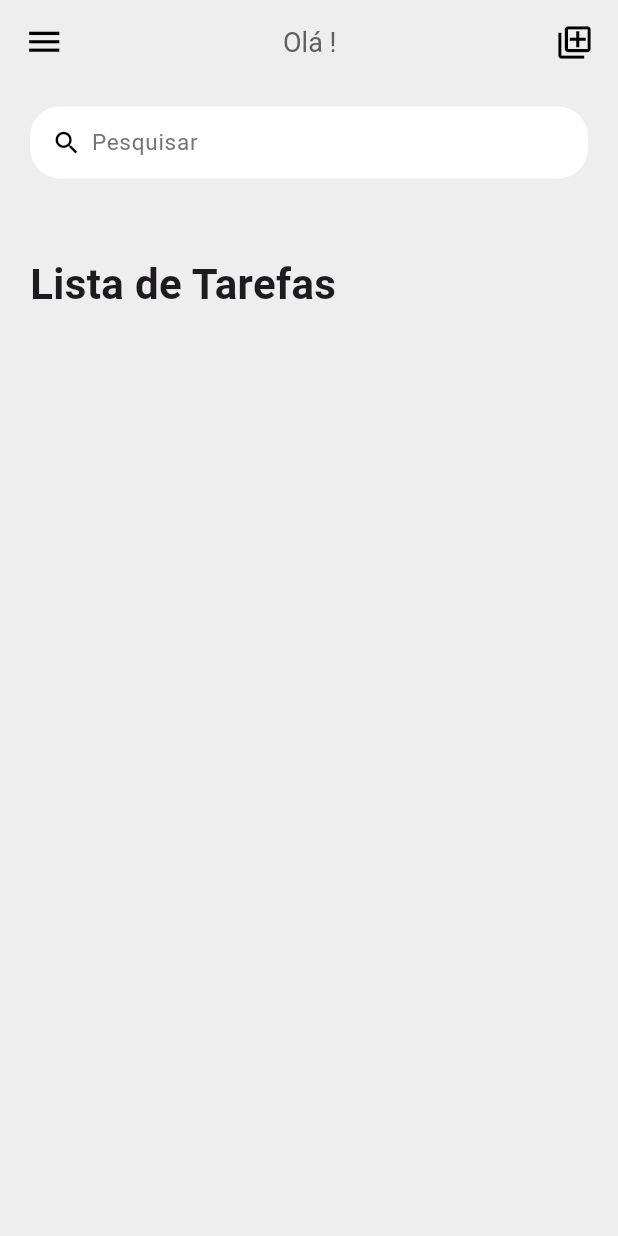
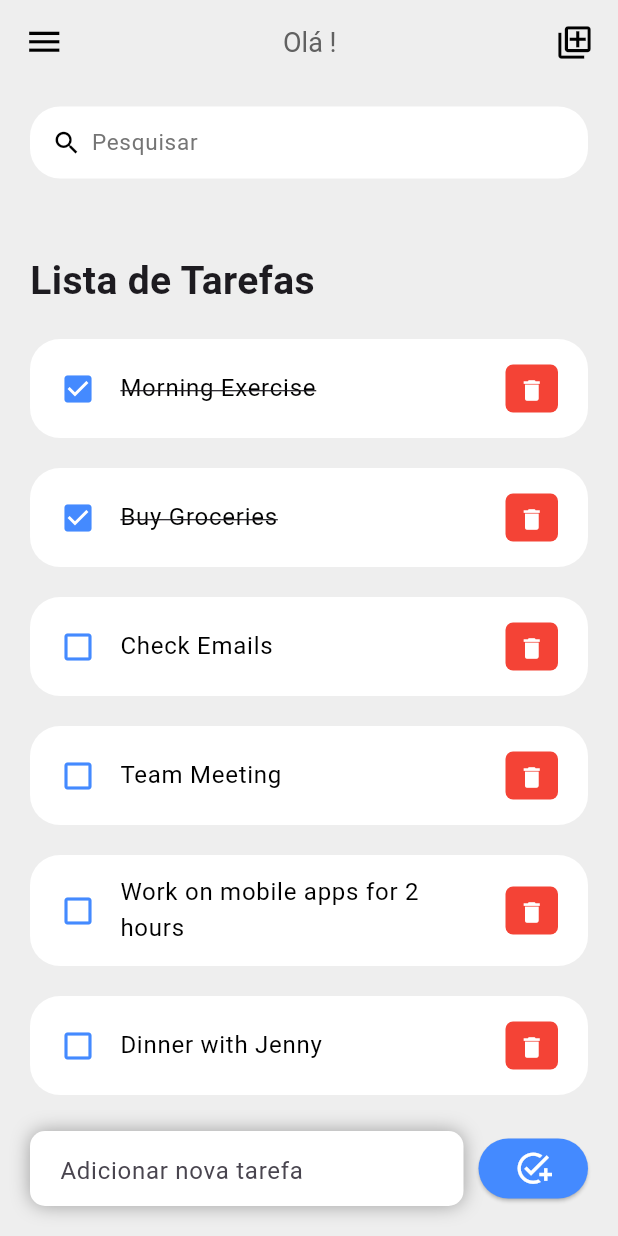
Before and after one commit to pbgollo/flutter-todo-app, a Flutter app: the PrincipalPage screen opened directly with empty values, on a phone screen of 412 x 824 dp. Run offline on Flutter 3.47's test engine with Material 3 defaults, Android fonts, the light colour scheme and no system bars; our stand-ins replace sqflite; accounts and stored records are empty.

Commit message:
Todo list

```diff
--- a/lib/components/todo_item.dart
+++ b/lib/components/todo_item.dart
@@ -1,13 +1,58 @@
 import 'package:flutter/material.dart';
+import 'package:trabalho_1/model/tarefa.dart';
 
 class ToDoItem extends StatelessWidget {
+  final Tarefa todo;
 
-  const ToDoItem({super.key});
+  const ToDoItem({super.key, required this.todo});
 
   @override
   Widget build(BuildContext context) {
     return Container(
+      margin: const EdgeInsets.only(bottom: 20),
+      child: ListTile(
+        onTap: (){
 
+        },
+        shape: RoundedRectangleBorder(
+          borderRadius: BorderRadius.circular(20)
+        ),
+        contentPadding: const EdgeInsets.symmetric(
+          horizontal: 20,
+          vertical: 5
+        ),
+        tileColor: Colors.white,
+        leading: Icon(
+          todo.estado ? Icons.check_box: Icons.check_box_outline_blank,
+          color: Colors.blueAccent,
+        ),
+        title: Text(
+          todo.descricao!,
+          style: TextStyle(
+            fontSize: 16,
+            color: Colors.black,
+            decoration: todo.estado ? TextDecoration.lineThrough : null,
+          ),
+        ),
+        trailing: Container(
+          padding: const EdgeInsets.all(0),
+          margin: const EdgeInsets.symmetric(vertical: 12),
+          height: 35,
+          width: 35,
+          decoration: BoxDecoration(
+            color: Colors.red,
+            borderRadius: BorderRadius.circular(5)
+          ),
+          child: IconButton(
+            color: Colors.white,
+            iconSize: 18,
+            icon: const Icon(Icons.delete),
+            onPressed: (){
+
+            }
+          ),
+        ),
+      )
     );
   }
 }
--- /dev/null
+++ b/lib/model/tarefa.dart
@@ -0,0 +1,22 @@
+class Tarefa {
+  int? id;
+  String? descricao;
+  bool estado;
+
+  Tarefa({
+    required this.id,
+    required this.descricao,
+    this.estado = false,
+  });
+
+  static List<Tarefa> todoList() {
+    return [
+      Tarefa(id: 1, descricao: 'Morning Exercise', estado: true ),
+      Tarefa(id: 2, descricao: 'Buy Groceries', estado: true ),
+      Tarefa(id: 3, descricao: 'Check Emails', ),
+      Tarefa(id: 4, descricao: 'Team Meeting', ),
+      Tarefa(id: 5, descricao: 'Work on mobile apps for 2 hours', ),
+      Tarefa(id: 6, descricao: 'Dinner with Jenny', ),
+    ];
+  }
+}
--- a/lib/view/principal_gui.dart
+++ b/lib/view/principal_gui.dart
@@ -1,12 +1,14 @@
 import 'package:flutter/material.dart';
 import 'package:trabalho_1/components/search_box.dart';
 import 'package:trabalho_1/components/todo_item.dart';
+import 'package:trabalho_1/model/tarefa.dart';
 import 'package:trabalho_1/model/usuario.dart';
 
 class PrincipalPage extends StatelessWidget {
   final Usuario? usuario;
+  final todosList = Tarefa.todoList();
 
-  const PrincipalPage({super.key, required this.usuario});
+  PrincipalPage({super.key, required this.usuario});
 
   @override
   Widget build(BuildContext context) {
@@ -40,7 +42,9 @@ class PrincipalPage extends StatelessWidget {
           ],
         ),
       ),
-      body: Container(
+      body: Stack(
+        children: [
+          Container(
             padding: const EdgeInsets.symmetric(
               horizontal: 20,
               vertical: 15,
@@ -56,18 +60,76 @@ class PrincipalPage extends StatelessWidget {
                         child: const Text(
                           "Lista de Tarefas",
                           style: TextStyle(
-                        fontSize: 28,
+                            fontSize: 26,
                             fontWeight: FontWeight.bold,
                           ),
                         ),
                       ),
-                  const ToDoItem(),
+                      for (Tarefa tarefa in todosList)
+                        ToDoItem(todo: tarefa),
                     ],
                   ),
                 ),
               ],
             )
           ),
+          Align(
+            alignment: Alignment.bottomCenter,
+            child: Row(
+              children: [
+                Expanded(
+                  child: Container(
+                    height: 50,
+                    margin: const EdgeInsets.only(
+                      bottom: 20,
+                      right: 10,
+                      left: 20
+                    ),
+                    padding: const EdgeInsets.symmetric(
+                      horizontal: 20,
+                      vertical: 3
+                    ),
+                    decoration: BoxDecoration(
+                      color: Colors.white,
+                      boxShadow: const [BoxShadow(
+                        color: Colors.grey,
+                        offset: Offset(0.0, 0.0),
+                        blurRadius: 10.0,
+                        spreadRadius: 0.0,
+                      ),],
+                      borderRadius: BorderRadius.circular(10),
+                    ),
+                    child: const TextField(
+                      decoration: InputDecoration(
+                        hintText: "Adicionar nova tarefa",
+                        border: InputBorder.none,
+                      ),
+                    ),
+                  ),
+                ),
+                Container(
+                  margin: const EdgeInsets.only(
+                    bottom: 20,
+                    right: 20
+                  ),
+                  child: ElevatedButton(
+                    onPressed: (){},
+                    style: ButtonStyle(
+                      backgroundColor: MaterialStateProperty.all<Color>(Colors.blueAccent), // Cor do botão quando não pressionado
+                      overlayColor: MaterialStateProperty.all<Color>(Colors.blueAccent), // Cor do botão quando pressionado
+                    ),
+                    child: const Icon(
+                      Icons.add_task,
+                      size: 25,
+                      color: Colors.white,
+                    ),
+                  ),
+                ),
+              ],
+            ),
+          )
+        ],
+      ),
     );
   }
 }
```
Lines whose indentation alone changed are shown as unchanged.
